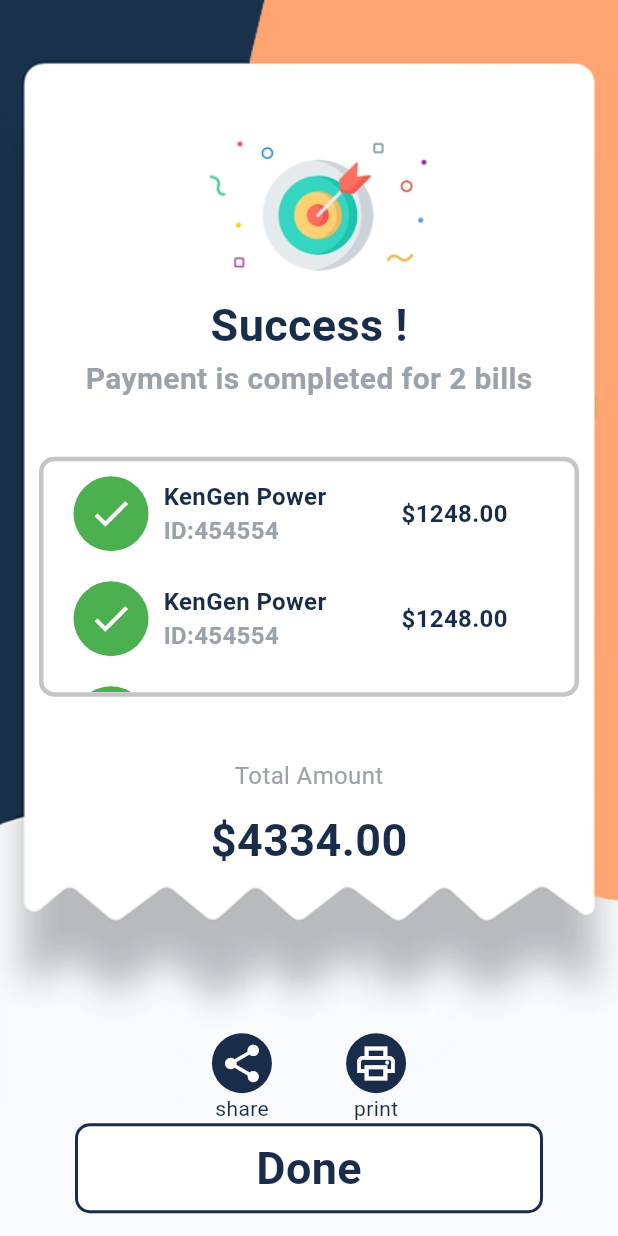
After one commit to arthurjose007/payment_app, a Flutter app: the screen it shows after launch, after a tap on "Pay all bills", on a phone screen of 412 x 824 dp. The commit adds this screen. Run offline on Flutter 3.47's test engine with Material 3 defaults, Android fonts, the phone set to English and light mode, and no system bars; our stand-ins replace get.

Commit message:
`Added payment functionality with JSON data loading and custom buttons`

```diff
--- /dev/null
+++ b/lib/component/service/data_service.dart
@@ -0,0 +1,23 @@
+import 'dart:convert';
+import 'package:flutter/services.dart' show rootBundle;
+
+class DataServices {
+ Future<List<dynamic>>  getUsers() async {
+    try {
+      // Load JSON file
+      final info = await rootBundle.loadString("json/paymentjson.json");
+
+      // Corrected this line - use json.decode() instead of json.decoder
+      List<dynamic> list = json.decode(info) as List;
+print(list);
+      return  Future.delayed(Duration(seconds: 5),
+          ()=>        list.map((e) => e).toList(),
+
+      );
+
+    } catch (e) {
+      print("Error loading JSON: $e");
+      return []; // Return empty list on error
+    }
+  }
+}
--- a/lib/component/widgets/custom_button_for_bottomsheet.dart
+++ b/lib/component/widgets/custom_button_for_bottomsheet.dart
@@ -8,16 +8,43 @@ class CustomBottomSheet extends StatelessWidget {
   final Color? backgroundColor;
   final Color? iconColor;
   final Color? textColor;
-final String text;
+  final String? text;
 
-  const CustomBottomSheet({super.key, this.fontSize=20, required this.icon, this.onTap, this.backgroundColor=AppColor.mainColor, this.iconColor = Colors.white, this.textColor=AppColor.mainColor, required this.text});
+  const CustomBottomSheet(
+      {super.key,
+      this.fontSize = 20,
+      required this.icon,
+      this.onTap,
+      this.backgroundColor = AppColor.mainColor,
+      this.iconColor = Colors.white,
+      this.textColor = AppColor.mainColor,
+       this.text});
 
   @override
   Widget build(BuildContext context) {
-    return GestureDetector(onTap: onTap,
+    return GestureDetector(
+        onTap: onTap,
         child: Column(
           children: [
-            Container(width: 40,height: 40,decoration: BoxDecoration(borderRadius: BorderRadius.circular(20),color: backgroundColor,),child: Icon(icon,size: 30,color: iconColor,),),
+            Container(
+              width: 40,
+              height: 40,
+              decoration: BoxDecoration(
+                borderRadius: BorderRadius.circular(20),
+                color: backgroundColor,
+              ),
+              child: Icon(
+                icon,
+                size: 30,
+                color: iconColor,
+              ),
+            ),
+            text != null
+                ? Text(
+                    text!,
+                    style: TextStyle(fontSize: 14, color: textColor),
+                  )
+                : Container()
           ],
         ));
   }
--- /dev/null
+++ b/lib/features/controller/payment_controller.dart
@@ -0,0 +1,29 @@
+import 'package:get/get.dart';
+import 'package:payment_app/component/service/data_service.dart';
+
+class DataController extends GetxController{
+
+
+
+
+  var list=[].obs;
+  final service= DataServices();
+  var loading=false.obs;
+  @override
+  void onInit(){
+    _loadDate();
+    super.onInit();
+  }
+  _loadDate()async{
+    loading.value=false;
+    try{
+      var info=service.getUsers();
+      list.addAll(await info);
+    }catch(e){
+      print("Encountered error !");
+    }finally{
+      loading.value=true;
+    }
+
+  }
+}
--- a/lib/features/homepage.dart
+++ b/lib/features/homepage.dart
@@ -1,7 +1,11 @@
 import 'package:flutter/material.dart';
+import 'package:get/get.dart';
 import 'package:payment_app/component/colors.dart';
 import 'package:payment_app/component/widgets/custom_button.dart';
+import 'package:payment_app/component/widgets/custom_button_for_bottomsheet.dart';
 import 'package:payment_app/component/widgets/custom_text_size.dart';
+import 'package:payment_app/features/controller/payment_controller.dart';
+import 'package:payment_app/features/payment_page.dart';
 
 class HomePage extends StatefulWidget {
   const HomePage({super.key});
@@ -11,8 +15,10 @@ class HomePage extends StatefulWidget {
 }
 
 class _HomePageState extends State<HomePage> {
+  final DataController _controller = Get.put(DataController());
   @override
   Widget build(BuildContext context) {
+    print(_controller.list);
     double height = MediaQuery.of(context).size.height;
     double width = MediaQuery.of(context).size.width;
     return Scaffold(
@@ -72,7 +78,8 @@ class _HomePageState extends State<HomePage> {
                                       Positioned(
                                         bottom: 0,
                                         child: Container(
-                                          color: const Color(0xFFeef1f4).withOpacity(0.7),
+                                          color: const Color(0xFFeef1f4)
+                                              .withOpacity(0.7),
                                           width:
                                               MediaQuery.of(context).size.width,
                                           height: MediaQuery.of(context)
@@ -82,14 +89,54 @@ class _HomePageState extends State<HomePage> {
                                         ),
                                       ),
                                       Positioned(
-                                        top: 0,
+                                          top: 0,
                                           left: MediaQuery.of(context)
-                                              .size
-                                              .width -
+                                                  .size
+                                                  .width -
                                               107,
-                                          child: Container(width: 60,height: 250,decoration: BoxDecoration(
-                                          color:AppColor.mainColor ,
-                                          borderRadius: BorderRadius.circular(29) ),))
+                                          child: Container(
+                                            width: 60,
+                                            height: 250,
+                                            padding: EdgeInsets.only(
+                                                top: 5, bottom: 7),
+                                            decoration: BoxDecoration(
+                                                color: AppColor.mainColor,
+                                                borderRadius:
+                                                    BorderRadius.circular(29)),
+                                            child: Column(
+                                              mainAxisAlignment:
+                                                  MainAxisAlignment
+                                                      .spaceBetween,
+                                              children: [
+                                                // SizedBox(height: 1,),
+                                                CustomBottomSheet(
+                                                  icon: Icons.cancel,
+                                                  textColor: Colors.white,
+                                                  iconColor: AppColor.mainColor,
+                                                  backgroundColor: Colors.white,
+                                                  onTap: () {
+                                                    Navigator.pop(context);
+                                                  },
+                                                ),
+                                                CustomBottomSheet(
+                                                  icon: Icons.add,
+                                                  textColor: Colors.white,
+                                                  iconColor: AppColor.mainColor,
+                                                  backgroundColor: Colors.white,
+                                                  onTap: () {},
+                                                  text: "Add Bill",
+                                                ),
+                                                CustomBottomSheet(
+                                                  icon: Icons.history,
+                                                  textColor: Colors.white,
+                                                  iconColor: AppColor.mainColor,
+                                                  backgroundColor: Colors.white,
+                                                  onTap: () {},
+                                                  text: "History",
+                                                )
+                                              ],
+                                            ),
+                                          ))
                                     ],
                                   ),
                                 ),
@@ -113,6 +160,26 @@ class _HomePageState extends State<HomePage> {
                       ),
                     ),
                   ),
+                  Positioned(
+                      top: 100,
+                      left: 30,
+                      child: Text(
+                        "My Bills",
+                        style: TextStyle(
+                            fontSize: 30,
+                            fontWeight: FontWeight.bold,
+                            color: Colors.white),
+                      )),
+                  Positioned(
+                      top: 120,
+                      left: 15,
+                      child: Text(
+                        "My Bills",
+                        style: TextStyle(
+                            fontSize: 60,
+                            fontWeight: FontWeight.bold,
+                            color: Colors.grey.shade800),
+                      )),
                 ],
               ),
             ),
@@ -125,7 +192,7 @@ class _HomePageState extends State<HomePage> {
                 removeTop: true,
                 context: context,
                 child: ListView.builder(
-                  itemCount: 10,
+                  itemCount: _controller.list.length,
                   itemBuilder: (BuildContext context, int index) {
                     return Container(
                         height: 140,
@@ -191,7 +258,7 @@ class _HomePageState extends State<HomePage> {
                                             const SizedBox(
                                               width: 10,
                                             ),
-                                            const Column(
+                                            Column(
                                               mainAxisAlignment:
                                                   MainAxisAlignment.start,
                                               crossAxisAlignment:
@@ -201,7 +268,9 @@ class _HomePageState extends State<HomePage> {
                                                   height: 5,
                                                 ),
                                                 Text(
-                                                  "KenGen Power",
+                                                  _controller.list[index]
+                                                          ["brand"] ??
+                                                      "",
                                                   style: TextStyle(
                                                       fontSize: 16,
                                                       color: AppColor.mainColor,
@@ -209,7 +278,9 @@ class _HomePageState extends State<HomePage> {
                                                           FontWeight.w700),
                                                 ),
                                                 Text(
-                                                  "ID: 846594",
+                                                  _controller.list[index]
+                                                  ["due"] ??
+                                                      "",
                                                   style: TextStyle(
                                                       fontSize: 16,
                                                       color: AppColor.mainColor,
@@ -221,7 +292,7 @@ class _HomePageState extends State<HomePage> {
                                           ],
                                         ),
                                       ),
-                                      const SizedBox(
+                                      SizedBox(
                                         height: 65,
                                         // color: Colors.grey,
                                         child: Row(
@@ -234,7 +305,9 @@ class _HomePageState extends State<HomePage> {
                                               width: 8,
                                             ),
                                             SizedText(
-                                              text: "Auto pay on 24th May 18",
+                                              text: _controller.list[index]
+                                                      ["more"] ??
+                                                  "",
                                               color: Colors.red,
                                             ),
                                           ],
@@ -316,9 +389,13 @@ class _HomePageState extends State<HomePage> {
                 ),
               ),
             ),
-            const Positioned(
+            Positioned(
                 bottom: 10,
                 child: CustomButton(
+                  onTap: () {
+                    Navigator.of(context).push(MaterialPageRoute(
+                        builder: (context) => PaymentsPage()));
+                  },
                   text: "Pay all bills",
                   textColor: Colors.white,
                 ))
--- /dev/null
+++ b/lib/features/payment_page.dart
@@ -0,0 +1,181 @@
+import 'package:flutter/cupertino.dart';
+import 'package:flutter/material.dart';
+import 'package:payment_app/component/widgets/custom_button.dart';
+import 'package:payment_app/component/widgets/custom_button_for_bottomsheet.dart';
+import 'package:payment_app/features/homepage.dart';
+
+import '../component/colors.dart';
+
+class PaymentsPage extends StatelessWidget {
+  const PaymentsPage({super.key});
+
+  @override
+  Widget build(BuildContext context) {
+    double height = MediaQuery.of(context).size.height;
+    double width = MediaQuery.of(context).size.width;
+    return Scaffold(
+        body: Container(
+      padding: EdgeInsets.only(top: 80, left: 20, right: 20),
+      height: height,
+      width: width,
+      decoration: const BoxDecoration(
+        image: DecorationImage(
+            image: AssetImage("images/paymentbackground.png"),
+            fit: BoxFit.cover),
+      ),
+      child: Column(
+        children: [
+          Container(
+              width: double.infinity,
+              height: height * 0.14,
+              decoration: const BoxDecoration(
+                image: DecorationImage(
+                    image: AssetImage("images/success.png"),
+                    fit: BoxFit.fitWidth),
+              )),
+          const Text(
+            "Success !",
+            style: TextStyle(
+                fontWeight: FontWeight.bold,
+                fontSize: 30,
+                color: AppColor.mainColor),
+          ),
+          Text(
+            "Payment is completed for 2 bills",
+            style: TextStyle(
+                fontWeight: FontWeight.w600,
+                fontSize: 20,
+                color: AppColor.idColor),
+          ),
+          SizedBox(
+            height: height * 0.045,
+          ),
+          Container(
+              height: 160,
+              width: 360,
+              decoration: BoxDecoration(
+                  borderRadius: BorderRadius.circular(10),
+                  border: Border.all(
+                      width: 3,
+                      color: Colors.grey.withOpacity(
+                        0.6,
+                      ))),
+              child: MediaQuery.removePadding(
+                removeTop: true,
+                context: context,
+                child: ListView.builder(
+                    itemCount: 3,
+                    itemBuilder: (_, index) {
+                      return Row(
+                        children: [
+                          Container(
+                            margin: const EdgeInsets.only(
+                                top: 10, left: 20, bottom: 10),
+                            width: 50,
+                            height: 50,
+                            decoration: BoxDecoration(
+                                borderRadius: BorderRadius.circular(
+                                  25,
+                                ),
+                                color: Colors.green),
+                            child: const Icon(
+                              Icons.done,
+                              size: 30,
+                              color: Colors.white,
+                            ),
+                          ),
+                          const SizedBox(
+                            width: 10,
+                          ),
+                          Column(
+                            crossAxisAlignment: CrossAxisAlignment.start,
+                            children: [
+                              const Text(
+                                "KenGen Power",
+                                style: TextStyle(
+                                    fontWeight: FontWeight.bold,
+                                    fontSize: 16,
+                                    color: AppColor.mainColor),
+                              ),
+                              Text(
+                                "ID:454554",
+                                style: TextStyle(
+                                    fontWeight: FontWeight.bold,
+                                    fontSize: 16,
+                                    color: AppColor.idColor),
+                              ),
+                            ],
+                          ),
+                          const SizedBox(
+                            width: 50,
+                          ),
+                          const Column(
+                            mainAxisAlignment: MainAxisAlignment.end,
+                            crossAxisAlignment: CrossAxisAlignment.center,
+                            children: [
+                              Text(
+                                "\$1248.00",
+                                style: TextStyle(
+                                    fontWeight: FontWeight.w700,
+                                    fontSize: 16,
+                                    color: AppColor.mainColor),
+                              ),
+                            ],
+                          ),
+                          Divider(
+                            thickness: 2,
+                            color: Colors.grey.withOpacity(0.5),
+                          )
+                        ],
+                      );
+                    }),
+              )),
+          SizedBox(
+            height: height * 0.05,
+          ),
+          Column(
+            children: [
+              Text(
+                "Total Amount",
+                style: TextStyle(fontSize: 16, color: AppColor.idColor),
+              ),
+              SizedBox(
+                height: 10,
+              ),
+              Text(
+                "\$4334.00",
+                style: TextStyle(
+                    fontWeight: FontWeight.bold,
+                    fontSize: 30,
+                    color: AppColor.mainColor),
+              ),
+              SizedBox(
+                height: height * 0.13,
+              ),
+              Row(
+                mainAxisAlignment: MainAxisAlignment.center,
+                children: [
+                  CustomBottomSheet(
+                      onTap: () {}, text: "share", icon: Icons.share),
+                  SizedBox(
+                    width: height * 0.06,
+                  ),
+                  CustomBottomSheet(
+                      onTap: () {}, text: "print", icon: Icons.print_outlined),
+                ],
+              ),
+              CustomButton(
+                text: "Done",
+                backgroundColor: Colors.white,
+                textColor: AppColor.mainColor,
+                onTap: (){
+                  Navigator.of(context).pop();
+                },
+              )
+            ],
+          )
+        ],
+      ),
+    ));
+  }
+}
--- a/lib/main.dart
+++ b/lib/main.dart
@@ -1,5 +1,7 @@
 import 'package:flutter/material.dart';
 import 'package:payment_app/features/homepage.dart';
+import 'package:get/get.dart';
+import 'features/payment_page.dart';
 
 void main() {
   runApp(const MyApp());
@@ -11,7 +13,7 @@ class MyApp extends StatelessWidget {
   // This widget is the root of your application.
   @override
   Widget build(BuildContext context) {
-    return MaterialApp(
+    return GetMaterialApp(
       title: 'Payment App',
       theme: ThemeData(
 
--- a/pubspec.yaml
+++ b/pubspec.yaml
@@ -35,6 +35,7 @@ dependencies:
   # The following adds the Cupertino Icons font to your application.
   # Use with the CupertinoIcons class for iOS style icons.
   cupertino_icons: ^1.0.2
+  get:
 
 dev_dependencies:
   flutter_test:
@@ -61,6 +62,7 @@ flutter:
   # To add assets to your application, add an assets section, like this:
   assets:
      - images/
+     - json/
   #   - images/a_dot_ham.jpeg
 
   # An image asset can refer to one or more resolution-specific "variants", see
```
Also changed, not shown: json/paymentjson.json (added, +23 -0 lines), pubspec.lock.
